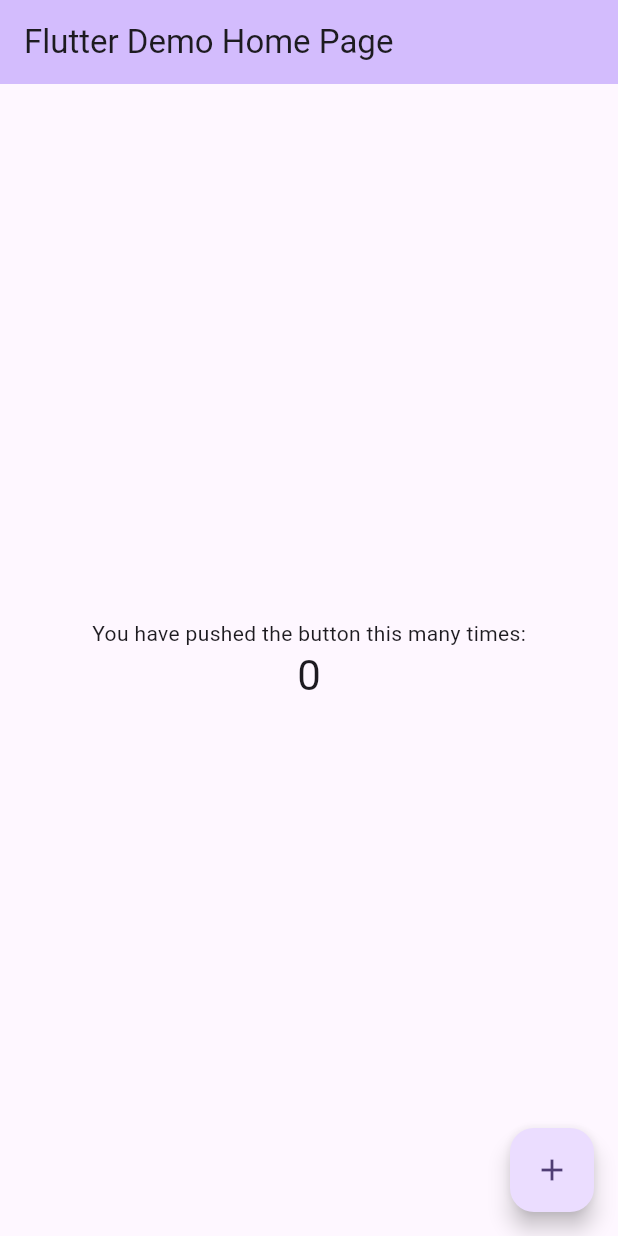
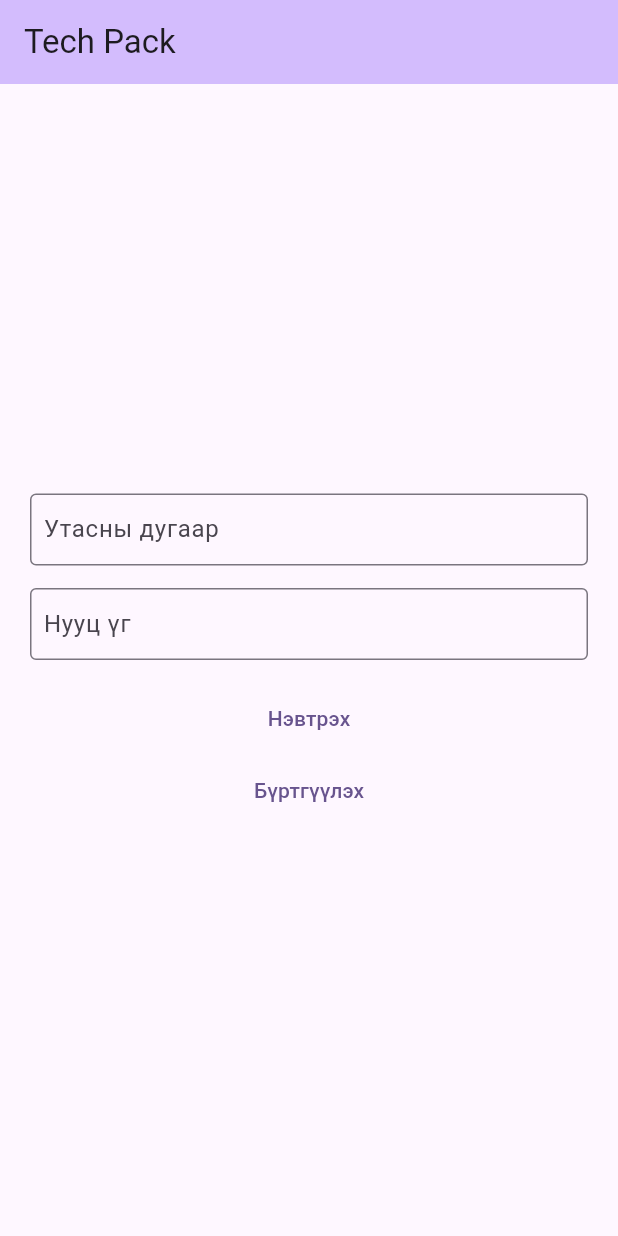
Before and after one commit to Temuulen9/techPack_flutter, a Flutter app: the screen it shows after launch, on a phone screen of 412 x 824 dp. Run offline on Flutter 3.47's test engine with Material 3 defaults, Android fonts, the phone set to English and light mode, and no system bars; our stand-ins replace flutter_otp_text_field.

Commit message:
add screens

```diff
--- a/lib/main.dart
+++ b/lib/main.dart
@@ -1,4 +1,7 @@
 import 'package:flutter/material.dart';
+import 'package:techpack_flutter/pages/login.dart';
+import 'package:techpack_flutter/pages/register.dart';
+import 'package:techpack_flutter/pages/verify_otp.dart';
 
 void main() {
   runApp(const MyApp());
@@ -7,119 +10,20 @@
 class MyApp extends StatelessWidget {
   const MyApp({super.key});
 
-  // This widget is the root of your application.
   @override
   Widget build(BuildContext context) {
     return MaterialApp(
-      title: 'Flutter Demo',
+      title: 'Tech Pack',
+      initialRoute: '/',
+      routes: {
+        '/': (context) => const LoginPage(),
+        '/register': (context) => const Register(),
+        '/verifyOtp': (context) => const VerifyOtp(),
+      },
       theme: ThemeData(
-        // This is the theme of your application.
-        //
-        // TRY THIS: Try running your application with "flutter run". You'll see
-        // the application has a purple toolbar. Then, without quitting the app,
-        // try changing the seedColor in the colorScheme below to Colors.green
-        // and then invoke "hot reload" (save your changes or press the "hot
-        // reload" button in a Flutter-supported IDE, or press "r" if you used
-        // the command line to start the app).
-        //
-        // Notice that the counter didn't reset back to zero; the application
-        // state is not lost during the reload. To reset the state, use hot
-        // restart instead.
-        //
-        // This works for code too, not just values: Most code changes can be
-        // tested with just a hot reload.
         colorScheme: ColorScheme.fromSeed(seedColor: Colors.deepPurple),
         useMaterial3: true,
       ),
-      home: const MyHomePage(title: 'Flutter Demo Home Page'),
     );
   }
 }
-
-class MyHomePage extends StatefulWidget {
-  const MyHomePage({super.key, required this.title});
-
-  // This widget is the home page of your application. It is stateful, meaning
-  // that it has a State object (defined below) that contains fields that affect
-  // how it looks.
-
-  // This class is the configuration for the state. It holds the values (in this
-  // case the title) provided by the parent (in this case the App widget) and
-  // used by the build method of the State. Fields in a Widget subclass are
-  // always marked "final".
-
-  final String title;
-
-  @override
-  State<MyHomePage> createState() => _MyHomePageState();
-}
-
-class _MyHomePageState extends State<MyHomePage> {
-  int _counter = 0;
-
-  void _incrementCounter() {
-    setState(() {
-      // This call to setState tells the Flutter framework that something has
-      // changed in this State, which causes it to rerun the build method below
-      // so that the display can reflect the updated values. If we changed
-      // _counter without calling setState(), then the build method would not be
-      // called again, and so nothing would appear to happen.
-      _counter++;
-    });
-  }
-
-  @override
-  Widget build(BuildContext context) {
-    // This method is rerun every time setState is called, for instance as done
-    // by the _incrementCounter method above.
-    //
-    // The Flutter framework has been optimized to make rerunning build methods
-    // fast, so that you can just rebuild anything that needs updating rather
-    // than having to individually change instances of widgets.
-    return Scaffold(
-      appBar: AppBar(
-        // TRY THIS: Try changing the color here to a specific color (to
-        // Colors.amber, perhaps?) and trigger a hot reload to see the AppBar
-        // change color while the other colors stay the same.
-        backgroundColor: Theme.of(context).colorScheme.inversePrimary,
-        // Here we take the value from the MyHomePage object that was created by
-        // the App.build method, and use it to set our appbar title.
-        title: Text(widget.title),
-      ),
-      body: Center(
-        // Center is a layout widget. It takes a single child and positions it
-        // in the middle of the parent.
-        child: Column(
-          // Column is also a layout widget. It takes a list of children and
-          // arranges them vertically. By default, it sizes itself to fit its
-          // children horizontally, and tries to be as tall as its parent.
-          //
-          // Column has various properties to control how it sizes itself and
-          // how it positions its children. Here we use mainAxisAlignment to
-          // center the children vertically; the main axis here is the vertical
-          // axis because Columns are vertical (the cross axis would be
-          // horizontal).
-          //
-          // TRY THIS: Invoke "debug painting" (choose the "Toggle Debug Paint"
-          // action in the IDE, or press "p" in the console), to see the
-          // wireframe for each widget.
-          mainAxisAlignment: MainAxisAlignment.center,
-          children: <Widget>[
-            const Text(
-              'You have pushed the button this many times:',
-            ),
-            Text(
-              '$_counter',
-              style: Theme.of(context).textTheme.headlineMedium,
-            ),
-          ],
-        ),
-      ),
-      floatingActionButton: FloatingActionButton(
-        onPressed: _incrementCounter,
-        tooltip: 'Increment',
-        child: const Icon(Icons.add),
-      ), // This trailing comma makes auto-formatting nicer for build methods.
-    );
-  }
-}
--- /dev/null
+++ b/lib/pages/login.dart
@@ -0,0 +1,70 @@
+import 'package:flutter/material.dart';
+
+class LoginPage extends StatefulWidget {
+  const LoginPage({super.key});
+
+  @override
+  State<LoginPage> createState() => _LoginPageState();
+}
+
+class _LoginPageState extends State<LoginPage> {
+  @override
+  void initState() {
+    super.initState();
+  }
+
+  @override
+  Widget build(BuildContext context) {
+    return Scaffold(
+      appBar: AppBar(
+        backgroundColor: Theme
+            .of(context)
+            .colorScheme
+            .inversePrimary,
+        title: const Text('Tech Pack'),
+      ),
+      body: Container(
+        padding: const EdgeInsets.all(20),
+        child: Center(
+          child: Column(
+            mainAxisAlignment: MainAxisAlignment.center,
+            children: <Widget>[
+              const TextField(
+                keyboardType: TextInputType.phone,
+                decoration: InputDecoration(
+                  alignLabelWithHint: true,
+                  labelText: 'Утасны дугаар',
+                  contentPadding: EdgeInsets.symmetric(vertical: 5, horizontal: 5),
+                  border: OutlineInputBorder(),
+                ),
+              ),
+              const SizedBox(
+                height: 15,
+              ),
+              const TextField(
+                decoration: InputDecoration(
+                  alignLabelWithHint: true,
+                  labelText: 'Нууц үг',
+                  contentPadding: EdgeInsets.symmetric(vertical: 5, horizontal: 5),
+                  border: OutlineInputBorder(),
+                ),
+                obscureText: true,
+              ),
+              const SizedBox(
+                height: 15,
+              ),
+              TextButton(
+                onPressed: () => {},
+                child: const Text('Нэвтрэх'),
+              ),
+              TextButton(
+                onPressed: () => {Navigator.pushNamed(context, '/verifyOtp')},
+                child: const Text('Бүртгүүлэх'),
+              )
+            ],
+          ),
+        ),
+      ),
+    );
+  }
+}
--- a/pubspec.yaml
+++ b/pubspec.yaml
@@ -35,6 +35,7 @@ dependencies:
   # The following adds the Cupertino Icons font to your application.
   # Use with the CupertinoIcons class for iOS style icons.
   cupertino_icons: ^1.0.6
+  flutter_otp_text_field: ^1.1.3+2
 
 dev_dependencies:
   flutter_test:
```
Also changed, not shown: lib/pages/register.dart (added, +80 -0 lines), lib/pages/verify_otp.dart (added, +89 -0 lines).
